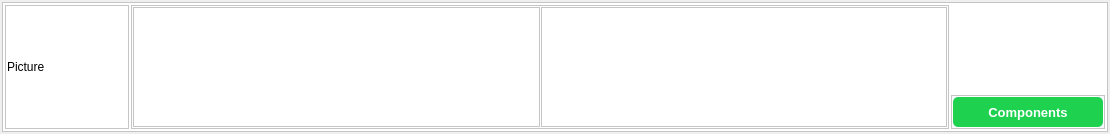
First picture: the form in DekiApp_pyqt5/Screens/ListItem.ui, repository krzysiek-droid/Deki-Desktop-App, before the edit.
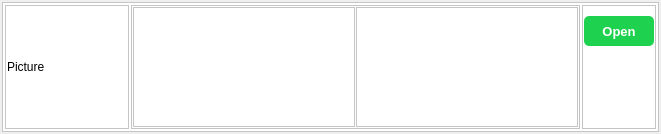
Second picture: the form after the edit. Icons and pictures are not drawn.

```diff
--- a/DekiApp_pyqt5/Screens/ListItem.ui
+++ b/DekiApp_pyqt5/Screens/ListItem.ui
@@ -6,10 +6,16 @@
    <rect>
     <x>0</x>
     <y>0</y>
-    <width>1110</width>
+    <width>661</width>
     <height>134</height>
    </rect>
   </property>
+  <property name="sizePolicy">
+   <sizepolicy hsizetype="MinimumExpanding" vsizetype="Preferred">
+    <horstretch>0</horstretch>
+    <verstretch>0</verstretch>
+   </sizepolicy>
+  </property>
   <property name="windowTitle">
    <string>Form</string>
   </property>
@@ -148,6 +154,9 @@
             <enum>QFrame::Raised</enum>
            </property>
            <layout class="QVBoxLayout" name="verticalLayout_2">
+            <property name="spacing">
+             <number>1</number>
+            </property>
             <item>
              <widget class="QLabel" name="constructionName">
               <property name="sizePolicy">
@@ -217,6 +226,19 @@
               </property>
              </widget>
             </item>
+            <item>
+             <spacer name="verticalSpacer_2">
+              <property name="orientation">
+               <enum>Qt::Vertical</enum>
+              </property>
+              <property name="sizeHint" stdset="0">
+               <size>
+                <width>20</width>
+                <height>40</height>
+               </size>
+              </property>
+             </spacer>
+            </item>
            </layout>
           </widget>
          </item>
@@ -233,7 +255,7 @@
         </layout>
        </widget>
       </item>
-      <item alignment="Qt::AlignHCenter|Qt::AlignBottom">
+      <item>
        <widget class="QFrame" name="frame_3">
         <property name="frameShape">
          <enum>QFrame::StyledPanel</enum>
@@ -249,19 +271,25 @@
           <number>1</number>
          </property>
          <property name="topMargin">
-          <number>1</number>
+          <number>10</number>
          </property>
          <property name="rightMargin">
           <number>1</number>
          </property>
          <property name="bottomMargin">
-          <number>1</number>
+          <number>10</number>
          </property>
-         <item alignment="Qt::AlignHCenter|Qt::AlignBottom">
-          <widget class="QPushButton" name="componentsBtn">
+         <item>
+          <widget class="QPushButton" name="openSubConstructionBtn">
+           <property name="sizePolicy">
+            <sizepolicy hsizetype="Maximum" vsizetype="Fixed">
+             <horstretch>0</horstretch>
+             <verstretch>0</verstretch>
+            </sizepolicy>
+           </property>
            <property name="minimumSize">
             <size>
-             <width>150</width>
+             <width>70</width>
              <height>30</height>
             </size>
            </property>
@@ -273,7 +301,7 @@
             </font>
            </property>
            <property name="text">
-            <string>Components</string>
+            <string>Open</string>
            </property>
            <property name="icon">
             <iconset resource="../resources.qrc">
@@ -281,12 +309,25 @@
            </property>
            <property name="iconSize">
             <size>
-             <width>24</width>
-             <height>24</height>
+             <width>16</width>
+             <height>16</height>
             </size>
            </property>
           </widget>
          </item>
+         <item>
+          <spacer name="verticalSpacer">
+           <property name="orientation">
+            <enum>Qt::Vertical</enum>
+           </property>
+           <property name="sizeHint" stdset="0">
+            <size>
+             <width>20</width>
+             <height>40</height>
+            </size>
+           </property>
+          </spacer>
+         </item>
         </layout>
        </widget>
       </item>
```
Left out of the diff: 2 changed lines with no effect on the pictures.
